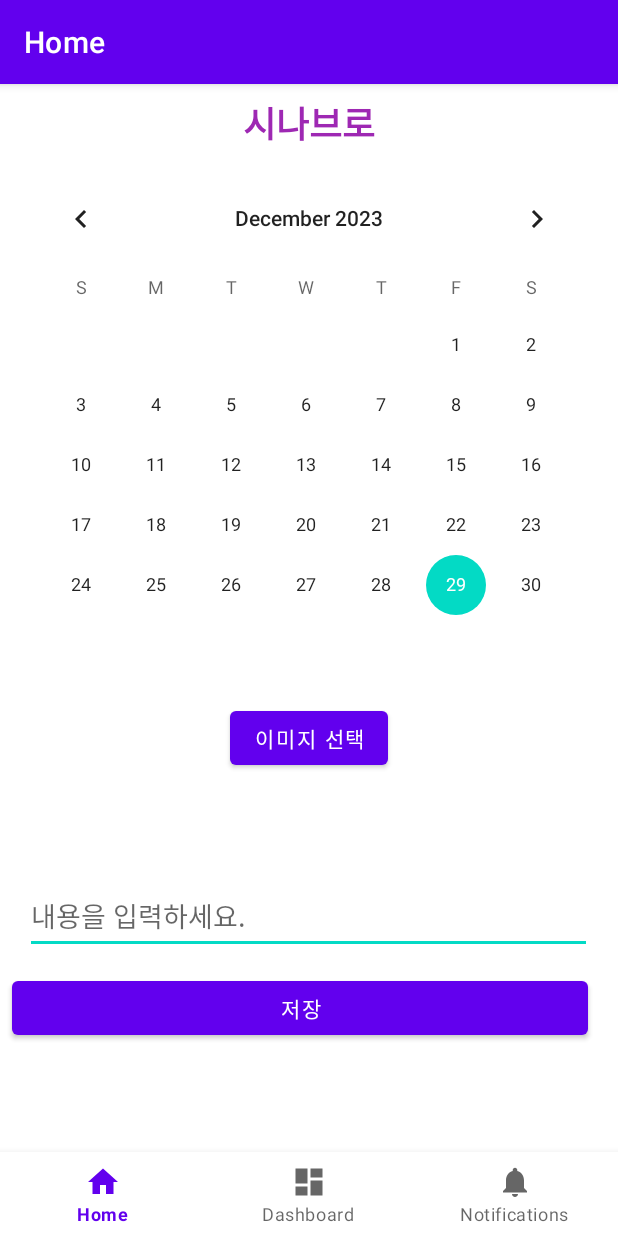
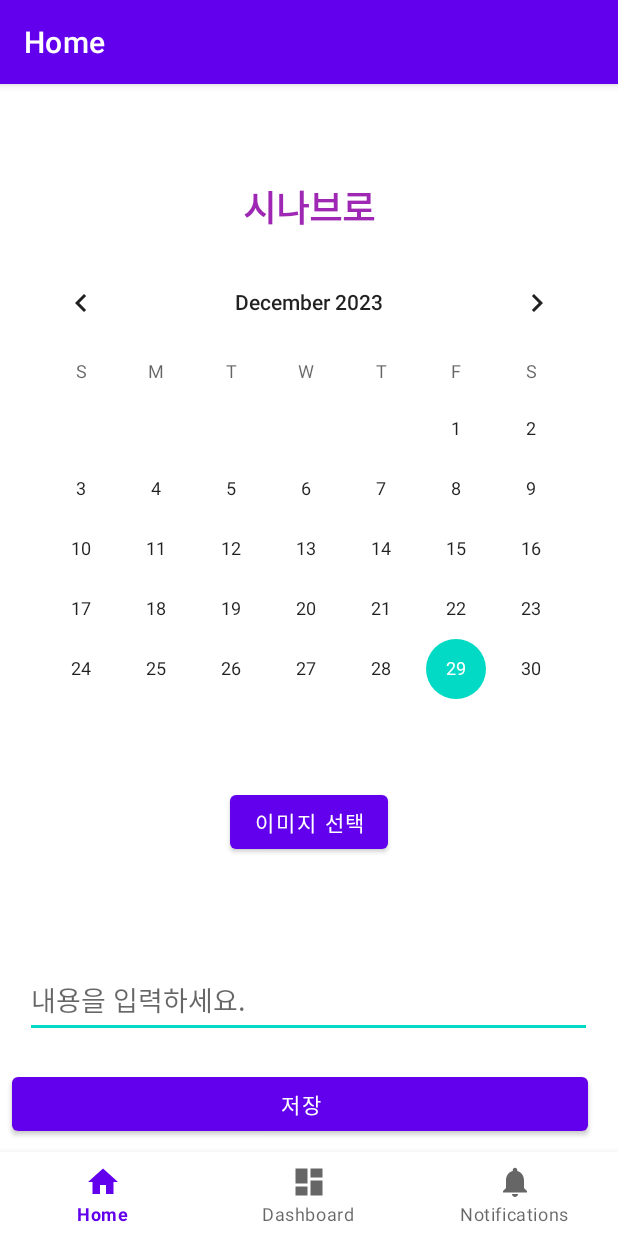
Before and after one commit to oganessone718/common_project01, an Android app: the screen it shows after launch (MainActivity), on a phone screen of 412 x 824 dp. Run offline under Robolectric (Android 15) with nearby library versions, the phone set to English and light mode, and no system bars; our stand-ins replace navigation-ui; pictures from the network do not load.

Commit message:
save button fix

```diff
--- a/app/src/main/res/layout/activity_main.xml
+++ b/app/src/main/res/layout/activity_main.xml
@@ -5,8 +5,8 @@
     android:id="@+id/container"
     android:layout_width="match_parent"
     android:layout_height="match_parent"
-    android:contextClickable="false">
-<!--    android:paddingTop="?attr/actionBarSize">-->
+    android:contextClickable="false"
+    android:paddingTop="?attr/actionBarSize">
 
     <com.google.android.material.bottomnavigation.BottomNavigationView
         android:id="@+id/nav_view"
--- a/app/src/main/res/layout/fragment_home.xml
+++ b/app/src/main/res/layout/fragment_home.xml
@@ -99,37 +99,40 @@
             android:layout_marginStart="8dp"
             android:layout_marginTop="12dp"
             android:layout_marginEnd="20dp"
+            android:layout_marginBottom="56dp"
             android:text="저장"
             android:visibility="visible"
+            app:layout_constraintBottom_toBottomOf="parent"
             app:layout_constraintEnd_toEndOf="parent"
             app:layout_constraintHorizontal_bias="0.5"
             app:layout_constraintStart_toStartOf="parent"
-            app:layout_constraintTop_toBottomOf="@+id/contextEditText" />
+            app:layout_constraintTop_toBottomOf="@+id/contextEditText"/>
 
         <Button
             android:id="@+id/updateBtn"
-            android:layout_width="180dp"
+            android:layout_width="0dp"
             android:layout_height="wrap_content"
             android:layout_marginStart="8dp"
             android:layout_marginEnd="8dp"
             android:text="수정"
             android:visibility="invisible"
-            app:layout_constraintBaseline_toBaselineOf="@+id/saveBtn"
+            app:layout_constraintStart_toStartOf="parent"
             app:layout_constraintEnd_toStartOf="@+id/deleteBtn"
-            app:layout_constraintHorizontal_bias="0.727"
-            app:layout_constraintStart_toStartOf="parent" />
+            app:layout_constraintTop_toTopOf="@+id/saveBtn"
+            app:layout_constraintBottom_toBottomOf="@+id/saveBtn" />
 
         <Button
             android:id="@+id/deleteBtn"
+            android:layout_width="0dp"
+            android:layout_height="wrap_content"
             android:text="삭제"
-            android:layout_width="176dp"
-            android:layout_height="wrap_content"
-            app:layout_constraintBaseline_toBaselineOf="@+id/updateBtn"
-            app:layout_constraintEnd_toEndOf="@+id/saveBtn"
+            android:visibility="invisible"
+            android:layout_marginStart="8dp"
             android:layout_marginEnd="8dp"
-            android:layout_marginRight="8dp"
-            android:visibility="invisible">
-        </Button>
+            app:layout_constraintStart_toEndOf="@+id/updateBtn"
+            app:layout_constraintEnd_toEndOf="parent"
+            app:layout_constraintTop_toTopOf="@+id/updateBtn"
+            app:layout_constraintBottom_toBottomOf="@+id/updateBtn" />
 
     </androidx.constraintlayout.widget.ConstraintLayout>
 
```
